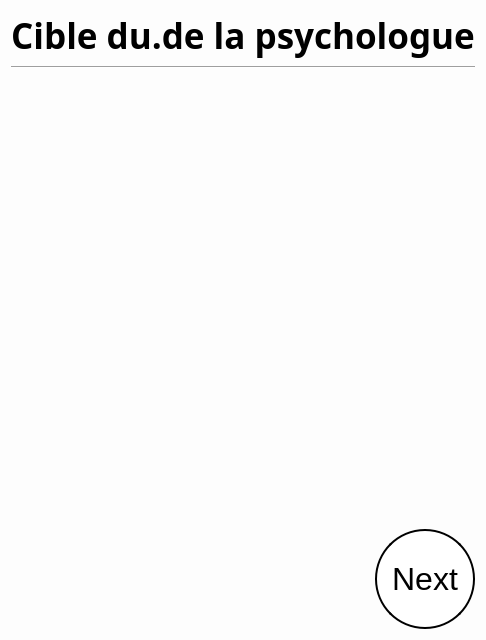
Qt form SporzOBC-WAL/code/resources/Phases/Night/Psychologist/target.ui (Eben-Epi/SporzOBC) before a commit.
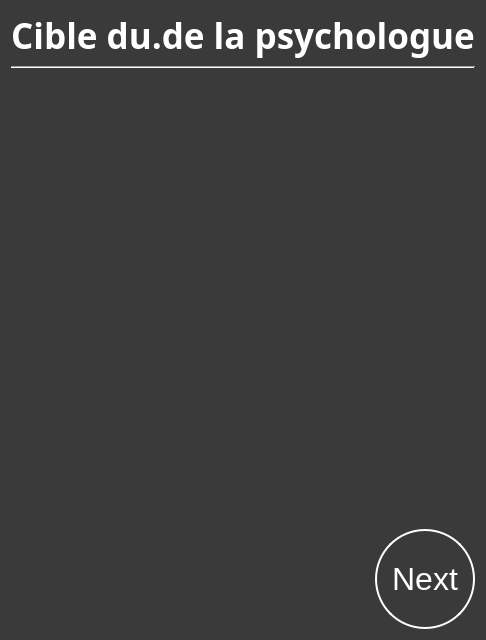
The same form after that commit.

Commit message: UPD Night Phases are displayed with dark background UPD Mutant Turn and Evening Bed Time View ADD useful fetch infos from game logic methods

What changed in the file:
```diff
--- a/SporzOBC-WAL/code/resources/Phases/Night/Psychologist/target.ui
+++ b/SporzOBC-WAL/code/resources/Phases/Night/Psychologist/target.ui
@@ -15,14 +15,19 @@
   </property>
   <property name="styleSheet">
    <string notr="true">#PsychologistTarget {
-    background-color: rgb(253, 253, 253);
+    background-color: rgb(58, 58, 58);;
     }
 
+QLabel {
+	color:white;
+}
+
 QPushButton  {
-    border: 2px solid black;
-    background-color: white;
+    border: 2px solid white;
+    background-color: rgb(58, 58, 58);
     padding: 10px 10px;
     font-size: 32px;
+	color:white;
     border-radius: 50px;
 }</string>
   </property>
```
The commit also changes 37 other files.
